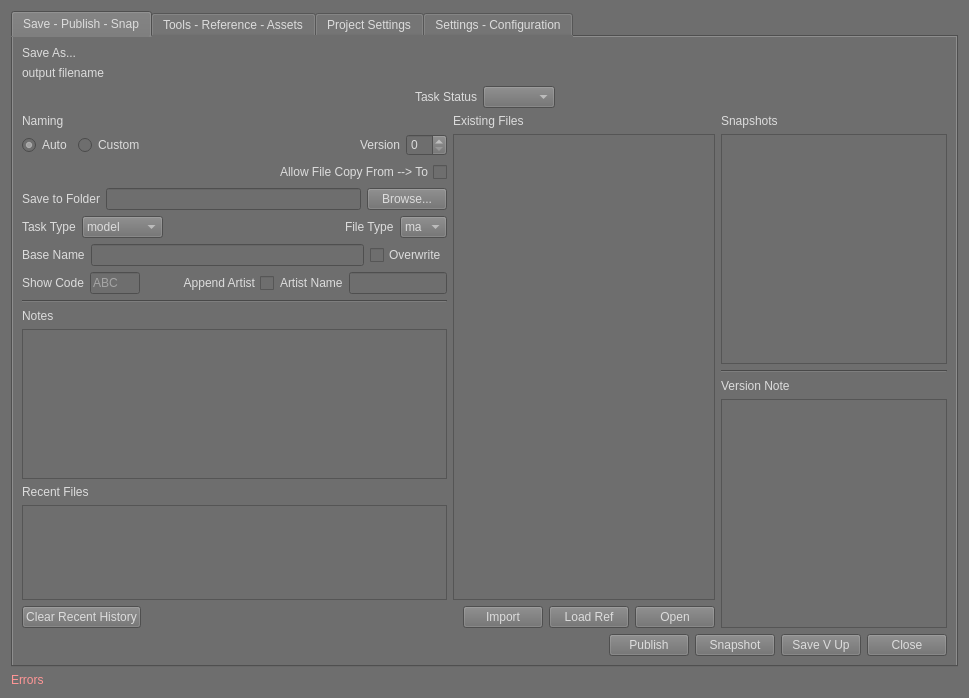
Old version of the form ui/superSaver_UI.ui in the repository SleepDeprivedVFX/versionUp.
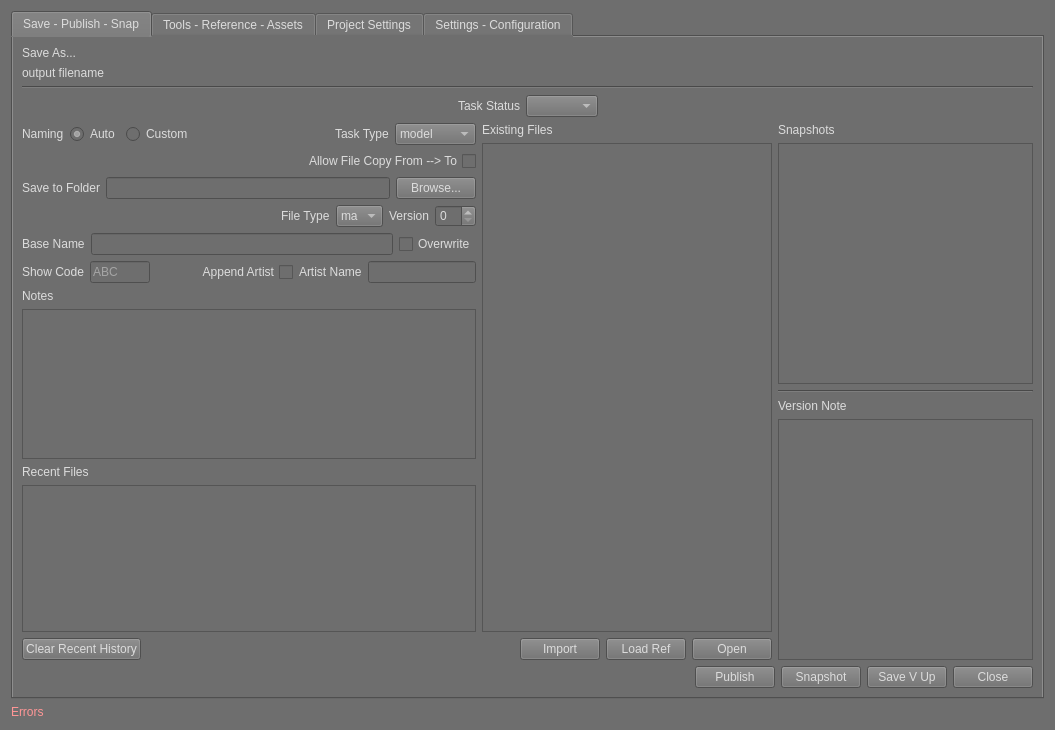
New version of the form.

Commit message: v1.3.9: Rearranged UI to better hide objects. Hid Custom naming fields when Auto is on. Attempted to fix cross platform issues.

```diff
--- a/ui/superSaver_UI.ui
+++ b/ui/superSaver_UI.ui
@@ -6,8 +6,8 @@
    <rect>
     <x>0</x>
     <y>0</y>
-    <width>969</width>
-    <height>698</height>
+    <width>1055</width>
+    <height>730</height>
    </rect>
   </property>
   <property name="minimumSize">
@@ -33,7 +33,7 @@
       <attribute name="title">
        <string>Save - Publish - Snap</string>
       </attribute>
-      <layout class="QVBoxLayout" name="verticalLayout_2">
+      <layout class="QVBoxLayout" name="verticalLayout_21">
        <item>
         <widget class="QLabel" name="Title">
          <property name="styleSheet">
@@ -57,6 +57,13 @@
          </property>
         </widget>
        </item>
+       <item>
+        <widget class="Line" name="notes_seperator">
+         <property name="orientation">
+          <enum>Qt::Orientation::Horizontal</enum>
+         </property>
+        </widget>
+       </item>
        <item>
         <layout class="QHBoxLayout" name="horizontalLayout_38">
          <item>
@@ -98,12 +105,14 @@
         </layout>
        </item>
        <item>
-        <layout class="QHBoxLayout" name="sideBySide_layout">
+        <layout class="QHBoxLayout" name="horizontalLayout_51">
          <item>
-          <layout class="QVBoxLayout" name="saveAs_Layout">
+          <layout class="QVBoxLayout" name="verticalLayout_2">
            <item>
             <layout class="QVBoxLayout" name="name_layout">
              <item>
+              <layout class="QHBoxLayout" name="naming_layout">
+               <item>
               <widget class="QLabel" name="naming_label">
                <property name="text">
                 <string>Naming</string>
@@ -114,8 +123,6 @@
               </widget>
              </item>
              <item>
-              <layout class="QHBoxLayout" name="naming_layout">
-               <item>
                 <widget class="QRadioButton" name="autoNaming">
                  <property name="toolTip">
                   <string>Auto Naming (Recommended)</string>
@@ -152,79 +159,6 @@
                 </spacer>
                </item>
                <item>
-                <widget class="QLabel" name="version_label">
-                 <property name="toolTip">
-                  <string>&lt;html&gt;&lt;head/&gt;&lt;body&gt;&lt;p&gt;Sets the version number&lt;/p&gt;&lt;/body&gt;&lt;/html&gt;</string>
-                 </property>
-                 <property name="text">
-                  <string>Version</string>
-                 </property>
-                 <property name="buddy">
-                  <cstring>version</cstring>
-                 </property>
-                </widget>
-               </item>
-               <item>
-                <widget class="QSpinBox" name="version">
-                 <property name="toolTip">
-                  <string>File Version Number</string>
-                 </property>
-                </widget>
-               </item>
-              </layout>
-             </item>
-            </layout>
-           </item>
-           <item>
-            <widget class="QCheckBox" name="allowFileCopy">
-             <property name="toolTip">
-              <string>&lt;html&gt;&lt;head/&gt;&lt;body&gt;&lt;p&gt;This function overrides the default file naming. &lt;/p&gt;&lt;p&gt;By checking this option you make it so that the current file can be &amp;quot;saved as&amp;quot; another asset or shot. &lt;/p&gt;&lt;p&gt;Check this box to copy the current file to a new asset or shot by also selecting the folder you want to save it to in the Existing FIles list&lt;/p&gt;&lt;/body&gt;&lt;/html&gt;</string>
-             </property>
-             <property name="layoutDirection">
-              <enum>Qt::LayoutDirection::RightToLeft</enum>
-             </property>
-             <property name="text">
-              <string>Allow File Copy From --&gt; To</string>
-             </property>
-            </widget>
-           </item>
-           <item>
-            <layout class="QHBoxLayout" name="folder_layout">
-             <item>
-              <widget class="QLabel" name="folder_label">
-               <property name="toolTip">
-                <string>This is the folder that the file will be saved into</string>
-               </property>
-               <property name="text">
-                <string>Save to Folder</string>
-               </property>
-               <property name="buddy">
-                <cstring>folder</cstring>
-               </property>
-              </widget>
-             </item>
-             <item>
-              <widget class="QLineEdit" name="folder">
-               <property name="toolTip">
-                <string>This is the folder that the file will be saved into</string>
-               </property>
-              </widget>
-             </item>
-             <item>
-              <widget class="QPushButton" name="folder_btn">
-               <property name="toolTip">
-                <string>Browse for a file location</string>
-               </property>
-               <property name="text">
-                <string>Browse...</string>
-               </property>
-              </widget>
-             </item>
-            </layout>
-           </item>
-           <item>
-            <layout class="QHBoxLayout" name="taskType_layout">
-             <item>
               <widget class="QLabel" name="taksType_label">
                <property name="toolTip">
                 <string>&lt;html&gt;&lt;head/&gt;&lt;body&gt;&lt;p&gt;Choose the task type for the file.  This will be appended to the filename.  &lt;/p&gt;&lt;p&gt;Changing this at any time will rename the file to the latest version of that Task Type&lt;/p&gt;&lt;/body&gt;&lt;/html&gt;</string>
@@ -299,6 +233,59 @@
                </item>
               </widget>
              </item>
+              </layout>
+             </item>
+            </layout>
+           </item>
+           <item>
+            <widget class="QCheckBox" name="allowFileCopy">
+             <property name="toolTip">
+              <string>&lt;html&gt;&lt;head/&gt;&lt;body&gt;&lt;p&gt;This function overrides the default file naming. &lt;/p&gt;&lt;p&gt;By checking this option you make it so that the current file can be &amp;quot;saved as&amp;quot; another asset or shot. &lt;/p&gt;&lt;p&gt;Check this box to copy the current file to a new asset or shot by also selecting the folder you want to save it to in the Existing FIles list&lt;/p&gt;&lt;/body&gt;&lt;/html&gt;</string>
+             </property>
+             <property name="layoutDirection">
+              <enum>Qt::LayoutDirection::RightToLeft</enum>
+             </property>
+             <property name="text">
+              <string>Allow File Copy From --&gt; To</string>
+             </property>
+            </widget>
+           </item>
+           <item>
+            <layout class="QHBoxLayout" name="folder_layout">
+             <item>
+              <widget class="QLabel" name="folder_label">
+               <property name="toolTip">
+                <string>This is the folder that the file will be saved into</string>
+               </property>
+               <property name="text">
+                <string>Save to Folder</string>
+               </property>
+               <property name="buddy">
+                <cstring>folder</cstring>
+               </property>
+              </widget>
+             </item>
+             <item>
+              <widget class="QLineEdit" name="folder">
+               <property name="toolTip">
+                <string>This is the folder that the file will be saved into</string>
+               </property>
+              </widget>
+             </item>
+             <item>
+              <widget class="QPushButton" name="folder_btn">
+               <property name="toolTip">
+                <string>Browse for a file location</string>
+               </property>
+               <property name="text">
+                <string>Browse...</string>
+               </property>
+              </widget>
+             </item>
+            </layout>
+           </item>
+           <item>
+            <layout class="QHBoxLayout" name="taskType_layout">
              <item>
               <spacer name="taksType_spacer">
                <property name="orientation">
@@ -339,6 +326,26 @@
                </item>
               </widget>
              </item>
+             <item>
+              <widget class="QLabel" name="version_label">
+               <property name="toolTip">
+                <string>&lt;html&gt;&lt;head/&gt;&lt;body&gt;&lt;p&gt;Sets the version number&lt;/p&gt;&lt;/body&gt;&lt;/html&gt;</string>
+               </property>
+               <property name="text">
+                <string>Version</string>
+               </property>
+               <property name="buddy">
+                <cstring>version</cstring>
+               </property>
+              </widget>
+             </item>
+             <item>
+              <widget class="QSpinBox" name="version">
+               <property name="toolTip">
+                <string>File Version Number</string>
+               </property>
+              </widget>
+             </item>
             </layout>
            </item>
            <item>
@@ -441,13 +448,6 @@
              </item>
             </layout>
            </item>
-           <item>
-            <widget class="Line" name="notes_seperator">
-             <property name="orientation">
-              <enum>Qt::Orientation::Horizontal</enum>
-             </property>
-            </widget>
-           </item>
            <item>
             <layout class="QVBoxLayout" name="notes_layout">
              <item>
@@ -531,8 +531,6 @@
           </layout>
          </item>
          <item>
-          <layout class="QVBoxLayout" name="existingStack_layout">
-           <item>
             <layout class="QVBoxLayout" name="existingFile_layout">
              <item>
               <widget class="QLabel" name="existingFile_label">
@@ -611,8 +609,6 @@
              </item>
             </layout>
            </item>
-          </layout>
-         </item>
          <item>
           <layout class="QVBoxLayout" name="verticalLayout">
            <item>
```
Left out of the diff: 2 changed lines with no effect on the pictures. Lines whose indentation alone changed are shown as unchanged. The commit also changes 3 other files.
